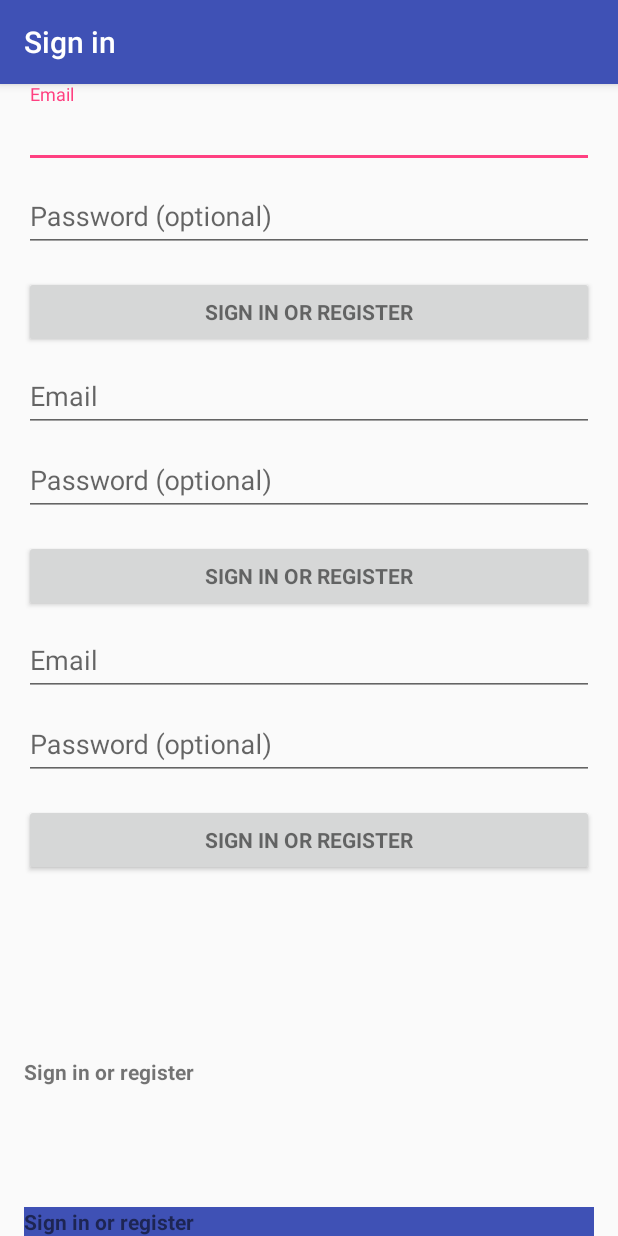
After one commit to android9527/AndroidAspectjDemo, an Android app: the LoginActivity screen opened directly, with no data from a screen before it, on a phone screen of 412 x 824 dp. The commit adds this screen. Run offline under Robolectric (Android 15) with nearby library versions, the phone set to English and light mode, and no system bars; 2 statements that could not run were skipped.

Commit message:
添加功能

```diff
--- /dev/null
+++ b/app/src/main/java/com/example/androidaspectjdemo/LoginActivity.java
@@ -0,0 +1,351 @@
+package com.example.androidaspectjdemo;
+
+import android.animation.Animator;
+import android.animation.AnimatorListenerAdapter;
+import android.annotation.TargetApi;
+import android.app.Fragment;
+import android.content.pm.PackageManager;
+import android.support.annotation.NonNull;
+import android.support.design.widget.Snackbar;
+import android.support.v4.app.FragmentActivity;
+import android.support.v7.app.AppCompatActivity;
+import android.app.LoaderManager.LoaderCallbacks;
+
+import android.content.CursorLoader;
+import android.content.Loader;
+import android.database.Cursor;
+import android.net.Uri;
+import android.os.AsyncTask;
+
+import android.os.Build;
+import android.os.Bundle;
+import android.provider.ContactsContract;
+import android.text.TextUtils;
+import android.view.KeyEvent;
+import android.view.View;
+import android.view.View.OnClickListener;
+import android.view.inputmethod.EditorInfo;
+import android.widget.ArrayAdapter;
+import android.widget.AutoCompleteTextView;
+import android.widget.Button;
+import android.widget.EditText;
+import android.widget.TextView;
+
+import java.util.ArrayList;
+import java.util.List;
+
+import static android.Manifest.permission.READ_CONTACTS;
+
+/**
+ * A login screen that offers login via email/password.
+ */
+public class LoginActivity extends AppCompatActivity implements LoaderCallbacks<Cursor> {
+
+    /**
+     * Id to identity READ_CONTACTS permission request.
+     */
+    private static final int REQUEST_READ_CONTACTS = 0;
+
+    /**
+     * A dummy authentication store containing known user names and passwords.
+     * TODO: remove after connecting to a real authentication system.
+     */
+    private static final String[] DUMMY_CREDENTIALS = new String[]{
+            "foo@example.com:hello", "bar@example.com:world"
+    };
+    /**
+     * Keep track of the login task to ensure we can cancel it if requested.
+     */
+    private UserLoginTask mAuthTask = null;
+
+    // UI references.
+    private AutoCompleteTextView mEmailView;
+    private EditText mPasswordView;
+    private View mProgressView;
+    private View mLoginFormView;
+
+    @Override
+    protected void onCreate(Bundle savedInstanceState) {
+        super.onCreate(savedInstanceState);
+        setContentView(R.layout.activity_login);
+        // Set up the login form.
+        mEmailView = (AutoCompleteTextView) findViewById(R.id.email);
+        populateAutoComplete();
+
+        mPasswordView = (EditText) findViewById(R.id.password);
+        mPasswordView.setOnEditorActionListener(new TextView.OnEditorActionListener() {
+            @Override
+            public boolean onEditorAction(TextView textView, int id, KeyEvent keyEvent) {
+                if (id == EditorInfo.IME_ACTION_DONE || id == EditorInfo.IME_NULL) {
+                    attemptLogin();
+                    return true;
+                }
+                return false;
+            }
+        });
+
+        Button mEmailSignInButton = (Button) findViewById(R.id.email_sign_in_button);
+        mEmailSignInButton.setOnClickListener(new OnClickListener() {
+            @Override
+            public void onClick(View view) {
+                attemptLogin();
+            }
+        });
+
+        mLoginFormView = findViewById(R.id.login_form);
+        mProgressView = findViewById(R.id.login_progress);
+    }
+
+    private void populateAutoComplete() {
+        if (!mayRequestContacts()) {
+            return;
+        }
+
+        getLoaderManager().initLoader(0, null, this);
+    }
+
+    private boolean mayRequestContacts() {
+        if (Build.VERSION.SDK_INT < Build.VERSION_CODES.M) {
+            return true;
+        }
+        if (checkSelfPermission(READ_CONTACTS) == PackageManager.PERMISSION_GRANTED) {
+            return true;
+        }
+        if (shouldShowRequestPermissionRationale(READ_CONTACTS)) {
+            Snackbar.make(mEmailView, R.string.permission_rationale, Snackbar.LENGTH_INDEFINITE)
+                    .setAction(android.R.string.ok, new View.OnClickListener() {
+                        @Override
+                        @TargetApi(Build.VERSION_CODES.M)
+                        public void onClick(View v) {
+                            requestPermissions(new String[]{READ_CONTACTS}, REQUEST_READ_CONTACTS);
+                        }
+                    });
+        } else {
+            requestPermissions(new String[]{READ_CONTACTS}, REQUEST_READ_CONTACTS);
+        }
+        return false;
+    }
+
+    /**
+     * Callback received when a permissions request has been completed.
+     */
+    @Override
+    public void onRequestPermissionsResult(int requestCode, @NonNull String[] permissions,
+                                           @NonNull int[] grantResults) {
+        if (requestCode == REQUEST_READ_CONTACTS) {
+            if (grantResults.length == 1 && grantResults[0] == PackageManager.PERMISSION_GRANTED) {
+                populateAutoComplete();
+            }
+        }
+    }
+
+
+    /**
+     * Attempts to sign in or register the account specified by the login form.
+     * If there are form errors (invalid email, missing fields, etc.), the
+     * errors are presented and no actual login attempt is made.
+     */
+    private void attemptLogin() {
+        if (mAuthTask != null) {
+            return;
+        }
+
+        // Reset errors.
+        mEmailView.setError(null);
+        mPasswordView.setError(null);
+
+        // Store values at the time of the login attempt.
+        String email = mEmailView.getText().toString();
+        String password = mPasswordView.getText().toString();
+
+        boolean cancel = false;
+        View focusView = null;
+
+        // Check for a valid password, if the user entered one.
+        if (!TextUtils.isEmpty(password) && !isPasswordValid(password)) {
+            mPasswordView.setError(getString(R.string.error_invalid_password));
+            focusView = mPasswordView;
+            cancel = true;
+        }
+
+        // Check for a valid email address.
+        if (TextUtils.isEmpty(email)) {
+            mEmailView.setError(getString(R.string.error_field_required));
+            focusView = mEmailView;
+            cancel = true;
+        } else if (!isEmailValid(email)) {
+            mEmailView.setError(getString(R.string.error_invalid_email));
+            focusView = mEmailView;
+            cancel = true;
+        }
+
+        if (cancel) {
+            // There was an error; don't attempt login and focus the first
+            // form field with an error.
+            focusView.requestFocus();
+        } else {
+            // Show a progress spinner, and kick off a background task to
+            // perform the user login attempt.
+            showProgress(true);
+            mAuthTask = new UserLoginTask(email, password);
+            mAuthTask.execute((Void) null);
+        }
+    }
+
+    private boolean isEmailValid(String email) {
+        //TODO: Replace this with your own logic
+        return email.contains("@");
+    }
+
+    private boolean isPasswordValid(String password) {
+        //TODO: Replace this with your own logic
+        return password.length() > 4;
+    }
+
+    /**
+     * Shows the progress UI and hides the login form.
+     */
+    @TargetApi(Build.VERSION_CODES.HONEYCOMB_MR2)
+    private void showProgress(final boolean show) {
+        // On Honeycomb MR2 we have the ViewPropertyAnimator APIs, which allow
+        // for very easy animations. If available, use these APIs to fade-in
+        // the progress spinner.
+        if (Build.VERSION.SDK_INT >= Build.VERSION_CODES.HONEYCOMB_MR2) {
+            int shortAnimTime = getResources().getInteger(android.R.integer.config_shortAnimTime);
+
+            mLoginFormView.setVisibility(show ? View.GONE : View.VISIBLE);
+            mLoginFormView.animate().setDuration(shortAnimTime).alpha(
+                    show ? 0 : 1).setListener(new AnimatorListenerAdapter() {
+                @Override
+                public void onAnimationEnd(Animator animation) {
+                    mLoginFormView.setVisibility(show ? View.GONE : View.VISIBLE);
+                }
+            });
+
+            mProgressView.setVisibility(show ? View.VISIBLE : View.GONE);
+            mProgressView.animate().setDuration(shortAnimTime).alpha(
+                    show ? 1 : 0).setListener(new AnimatorListenerAdapter() {
+                @Override
+                public void onAnimationEnd(Animator animation) {
+                    mProgressView.setVisibility(show ? View.VISIBLE : View.GONE);
+                }
+            });
+        } else {
+            // The ViewPropertyAnimator APIs are not available, so simply show
+            // and hide the relevant UI components.
+            mProgressView.setVisibility(show ? View.VISIBLE : View.GONE);
+            mLoginFormView.setVisibility(show ? View.GONE : View.VISIBLE);
+        }
+    }
+
+    @Override
+    public Loader<Cursor> onCreateLoader(int i, Bundle bundle) {
+        return new CursorLoader(this,
+                // Retrieve data rows for the device user's 'profile' contact.
+                Uri.withAppendedPath(ContactsContract.Profile.CONTENT_URI,
+                        ContactsContract.Contacts.Data.CONTENT_DIRECTORY), ProfileQuery.PROJECTION,
+
+                // Select only email addresses.
+                ContactsContract.Contacts.Data.MIMETYPE +
+                        " = ?", new String[]{ContactsContract.CommonDataKinds.Email
+                .CONTENT_ITEM_TYPE},
+
+                // Show primary email addresses first. Note that there won't be
+                // a primary email address if the user hasn't specified one.
+                ContactsContract.Contacts.Data.IS_PRIMARY + " DESC");
+    }
+
+    @Override
+    public void onLoadFinished(Loader<Cursor> cursorLoader, Cursor cursor) {
+        List<String> emails = new ArrayList<>();
+        cursor.moveToFirst();
+        while (!cursor.isAfterLast()) {
+            emails.add(cursor.getString(ProfileQuery.ADDRESS));
+            cursor.moveToNext();
+        }
+
+        addEmailsToAutoComplete(emails);
+    }
+
+    @Override
+    public void onLoaderReset(Loader<Cursor> cursorLoader) {
+
+    }
+
+    private void addEmailsToAutoComplete(List<String> emailAddressCollection) {
+        //Create adapter to tell the AutoCompleteTextView what to show in its dropdown list.
+        ArrayAdapter<String> adapter =
+                new ArrayAdapter<>(LoginActivity.this,
+                        android.R.layout.simple_dropdown_item_1line, emailAddressCollection);
+
+        mEmailView.setAdapter(adapter);
+    }
+
+
+    private interface ProfileQuery {
+        String[] PROJECTION = {
+                ContactsContract.CommonDataKinds.Email.ADDRESS,
+                ContactsContract.CommonDataKinds.Email.IS_PRIMARY,
+        };
+
+        int ADDRESS = 0;
+        int IS_PRIMARY = 1;
+    }
+
+    /**
+     * Represents an asynchronous login/registration task used to authenticate
+     * the user.
+     */
+    public class UserLoginTask extends AsyncTask<Void, Void, Boolean> {
+
+        private final String mEmail;
+        private final String mPassword;
+
+        UserLoginTask(String email, String password) {
+            mEmail = email;
+            mPassword = password;
+        }
+
+        @Override
+        protected Boolean doInBackground(Void... params) {
+            // TODO: attempt authentication against a network service.
+
+            try {
+                // Simulate network access.
+                Thread.sleep(2000);
+            } catch (InterruptedException e) {
+                return false;
+            }
+
+            for (String credential : DUMMY_CREDENTIALS) {
+                String[] pieces = credential.split(":");
+                if (pieces[0].equals(mEmail)) {
+                    // Account exists, return true if the password matches.
+                    return pieces[1].equals(mPassword);
+                }
+            }
+
+            // TODO: register the new account here.
+            return true;
+        }
+
+        @Override
+        protected void onPostExecute(final Boolean success) {
+            mAuthTask = null;
+            showProgress(false);
+
+            if (success) {
+                finish();
+            } else {
+                mPasswordView.setError(getString(R.string.error_incorrect_password));
+                mPasswordView.requestFocus();
+            }
+        }
+
+        @Override
+        protected void onCancelled() {
+            mAuthTask = null;
+            showProgress(false);
+        }
+    }
+}
--- /dev/null
+++ b/app/src/main/res/layout/activity_login.xml
@@ -0,0 +1,171 @@
+<RelativeLayout xmlns:android="http://schemas.android.com/apk/res/android"
+              xmlns:tools="http://schemas.android.com/tools"
+              android:layout_width="match_parent"
+              android:layout_height="match_parent"
+              android:gravity="center_horizontal"
+              android:orientation="vertical"
+              android:paddingLeft="@dimen/activity_horizontal_margin"
+              android:paddingRight="@dimen/activity_horizontal_margin"
+              tools:context="com.example.androidaspectjdemo.LoginActivity">
+
+    <!-- Login progress -->
+    <ProgressBar
+        android:id="@+id/login_progress"
+        style="?android:attr/progressBarStyleLarge"
+        android:layout_width="wrap_content"
+        android:layout_height="wrap_content"
+        android:layout_marginBottom="8dp"
+        android:visibility="gone"/>
+
+    <RelativeLayout
+        android:id="@+id/login_form"
+        android:layout_width="match_parent"
+        android:layout_height="match_parent">
+
+            <LinearLayout
+                android:id="@+id/email_login_form"
+                android:layout_width="match_parent"
+                android:layout_height="wrap_content"
+                android:orientation="vertical">
+
+                <android.support.design.widget.TextInputLayout
+                    android:layout_width="match_parent"
+                    android:layout_height="wrap_content">
+
+                    <AutoCompleteTextView
+                        android:layout_width="match_parent"
+                        android:layout_height="wrap_content"
+                        android:hint="@string/prompt_email"
+                        android:inputType="textEmailAddress"
+                        android:maxLines="1"
+                        android:singleLine="true"/>
+
+                </android.support.design.widget.TextInputLayout>
+
+                <android.support.design.widget.TextInputLayout
+                    android:layout_width="match_parent"
+                    android:layout_height="wrap_content">
+
+                    <EditText
+                        android:layout_width="match_parent"
+                        android:layout_height="wrap_content"
+                        android:hint="@string/prompt_password"
+                        android:imeActionId="6"
+                        android:imeActionLabel="@string/action_sign_in_short"
+                        android:imeOptions="actionUnspecified"
+                        android:inputType="textPassword"
+                        android:maxLines="1"
+                        android:singleLine="true"/>
+
+                </android.support.design.widget.TextInputLayout>
+
+                <Button
+                    style="?android:textAppearanceSmall"
+                    android:layout_width="match_parent"
+                    android:layout_height="wrap_content"
+                    android:layout_marginTop="16dp"
+                    android:text="@string/action_sign_in"
+                    android:textStyle="bold"/>
+
+                <android.support.design.widget.TextInputLayout
+                    android:layout_width="match_parent"
+                    android:layout_height="wrap_content">
+
+                    <AutoCompleteTextView
+                        android:layout_width="match_parent"
+                        android:layout_height="wrap_content"
+                        android:hint="@string/prompt_email"
+                        android:inputType="textEmailAddress"
+                        android:maxLines="1"
+                        android:singleLine="true"/>
+
+                </android.support.design.widget.TextInputLayout>
+
+                <android.support.design.widget.TextInputLayout
+                    android:layout_width="match_parent"
+                    android:layout_height="wrap_content">
+
+                    <EditText
+                        android:layout_width="match_parent"
+                        android:layout_height="wrap_content"
+                        android:hint="@string/prompt_password"
+                        android:imeActionId="6"
+                        android:imeActionLabel="@string/action_sign_in_short"
+                        android:imeOptions="actionUnspecified"
+                        android:inputType="textPassword"
+                        android:maxLines="1"
+                        android:singleLine="true"/>
+
+                </android.support.design.widget.TextInputLayout>
+
+                <Button
+                    style="?android:textAppearanceSmall"
+                    android:layout_width="match_parent"
+                    android:layout_height="wrap_content"
+                    android:layout_marginTop="16dp"
+                    android:text="@string/action_sign_in"
+                    android:textStyle="bold"/>
+
+                <android.support.design.widget.TextInputLayout
+                    android:layout_width="match_parent"
+                    android:layout_height="wrap_content">
+
+                    <AutoCompleteTextView
+                        android:id="@+id/email"
+                        android:layout_width="match_parent"
+                        android:layout_height="wrap_content"
+                        android:hint="@string/prompt_email"
+                        android:inputType="textEmailAddress"
+                        android:maxLines="1"
+                        android:singleLine="true"/>
+
+                </android.support.design.widget.TextInputLayout>
+
+                <android.support.design.widget.TextInputLayout
+                    android:layout_width="match_parent"
+                    android:layout_height="wrap_content">
+
+                    <EditText
+                        android:id="@+id/password"
+                        android:layout_width="match_parent"
+                        android:layout_height="wrap_content"
+                        android:hint="@string/prompt_password"
+                        android:imeActionId="6"
+                        android:imeActionLabel="@string/action_sign_in_short"
+                        android:imeOptions="actionUnspecified"
+                        android:inputType="textPassword"
+                        android:maxLines="1"
+                        android:singleLine="true"/>
+
+                </android.support.design.widget.TextInputLayout>
+
+                <Button
+                    android:id="@+id/email_sign_in_button"
+                    style="?android:textAppearanceSmall"
+                    android:layout_width="match_parent"
+                    android:layout_height="wrap_content"
+                    android:layout_marginTop="16dp"
+                    android:text="@string/action_sign_in"
+                    android:textStyle="bold"/>
+
+            </LinearLayout>
+    </RelativeLayout>
+    <TextView
+        android:layout_alignParentBottom="true"
+        style="?android:textAppearanceSmall"
+        android:layout_width="match_parent"
+        android:layout_height="wrap_content"
+        android:layout_marginBottom="100dp"
+        android:text="@string/action_sign_in"
+        android:textStyle="bold"/>
+
+    <TextView
+        android:layout_alignParentBottom="true"
+        style="?android:textAppearanceSmall"
+        android:layout_width="match_parent"
+        android:layout_height="wrap_content"
+        android:layout_marginTop="16dp"
+        android:background="@color/colorPrimary"
+        android:text="@string/action_sign_in"
+        android:textStyle="bold"/>
+</RelativeLayout>
--- a/app/src/main/res/values/strings.xml
+++ b/app/src/main/res/values/strings.xml
@@ -3,4 +3,18 @@
     <string name="title_home">Home</string>
     <string name="title_dashboard">Dashboard</string>
     <string name="title_notifications">Notifications</string>
+    <string name="title_activity_login">Sign in</string>
+
+    <!-- Strings related to login -->
+    <string name="prompt_email">Email</string>
+    <string name="prompt_password">Password (optional)</string>
+    <string name="action_sign_in">Sign in or register</string>
+    <string name="action_sign_in_short">Sign in</string>
+    <string name="error_invalid_email">This email address is invalid</string>
+    <string name="error_invalid_password">This password is too short</string>
+    <string name="error_incorrect_password">This password is incorrect</string>
+    <string name="error_field_required">This field is required</string>
+    <string name="permission_rationale">"Contacts permissions are needed for providing email
+        completions."
+    </string>
 </resources>
--- a/build.gradle
+++ b/build.gradle
@@ -4,6 +4,7 @@ buildscript {
 
     repositories {
         jcenter()
+        google()
     }
     dependencies {
         classpath 'com.android.tools.build:gradle:2.3.3'
@@ -12,7 +13,7 @@ buildscript {
         // NOTE: Do not place your application dependencies here; they belong
         // in the individual module build.gradle files
 
-        classpath 'com.hujiang.aspectjx:gradle-android-plugin-aspectjx:1.0.10'
+        classpath 'com.hujiang.aspectjx:gradle-android-plugin-aspectjx:1.1.1'
         classpath 'org.aspectj:aspectjweaver:1.8.10'
         //注意不能少了aspectjtools的依赖，否则会报错
         classpath 'org.aspectj:aspectjtools:1.8.10'
@@ -22,6 +23,7 @@ buildscript {
 allprojects {
     repositories {
         jcenter()
+        google()
     }
 }
 
```
Also changed, not shown: app/build.gradle (+4 -4 lines), app/src/main/AndroidManifest.xml (+10 -0 lines), app/src/main/java/com/example/androidaspectjdemo/MainActivity.java (+7 -1 lines), app/src/main/java/com/example/spectjde/AspectTest.java (+8 -2 lines), app/src/main/res/layout/activity_main.xml (+6 -7 lines).
